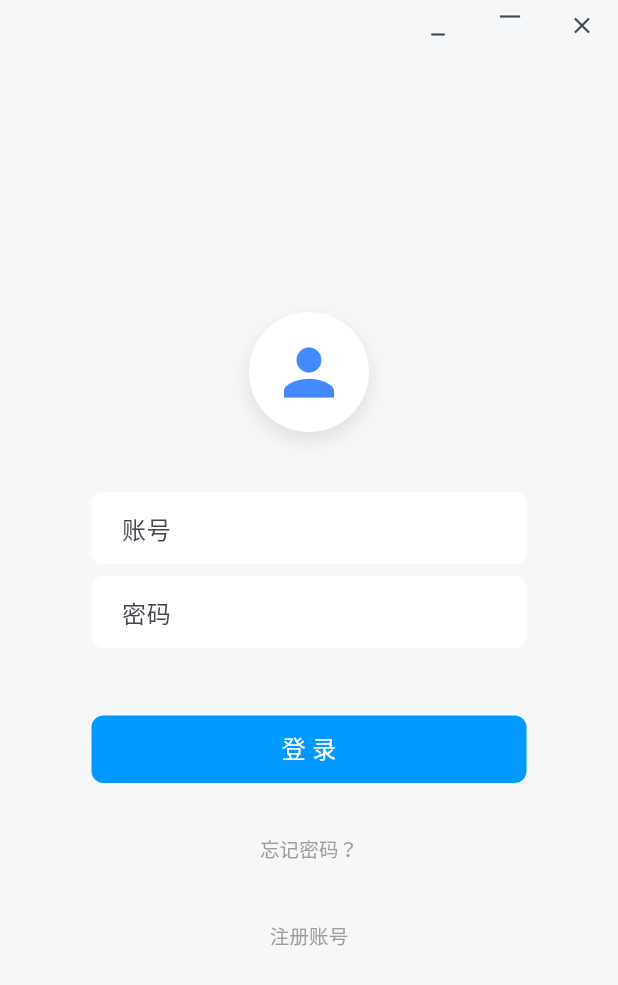
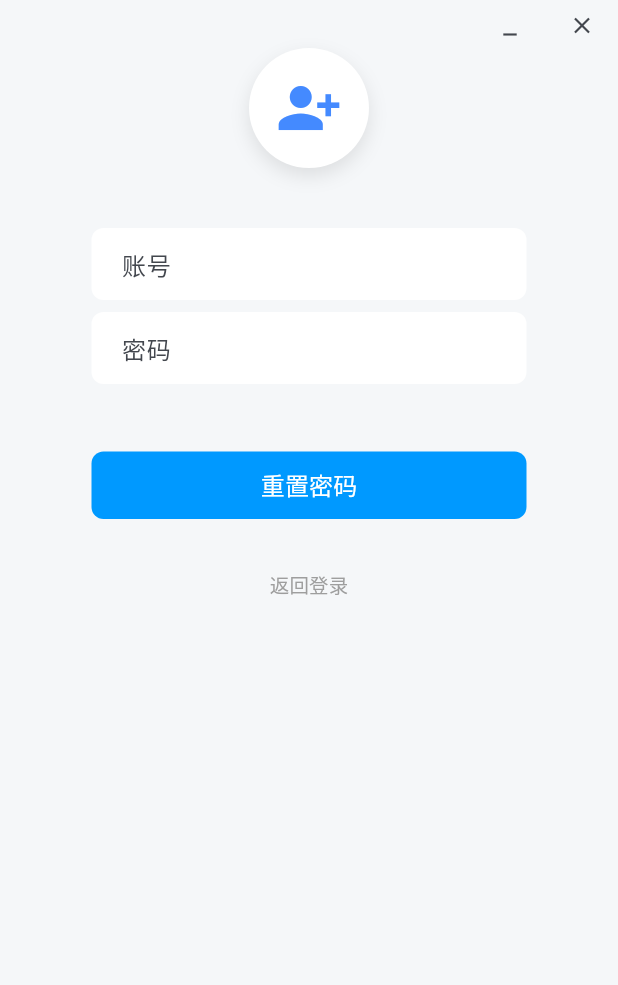
Before and after one commit to DongGuZhengHuaJi/MeetingProject, a Flutter app: the screen it shows after launch, after a tap on "忘记密码？", on a phone screen of 412 x 824 dp. Shown: the top 985 px of the screen. Run offline on Flutter 3.47's test engine with Material 3 defaults, Android fonts, the phone set to English and light mode, and no system bars; our stand-ins replace logger, web_socket; missing offline and left inert: flutter_webrtc, window_manager.

Commit message:
feat: 添加重置密码功能，支持用户通过账号重置密码

```diff
--- /dev/null
+++ b/lib/forget_pwd_page.dart
@@ -0,0 +1,239 @@
+import 'package:flutter/material.dart';
+import 'http_mgr.dart';
+import 'package:window_manager/window_manager.dart';
+
+class ForgetPwdPage extends StatefulWidget {
+  const ForgetPwdPage({super.key});
+
+  @override
+  State<ForgetPwdPage> createState() => _ForgetPwdPageState();
+}
+
+class _ForgetPwdPageState extends State<ForgetPwdPage> {
+  final TextEditingController _accountController = TextEditingController();
+  final TextEditingController _passwordController = TextEditingController();
+
+  String _tipText = "";
+  Color _tipColor = Colors.redAccent;
+  bool _isLoading = false;
+
+  Future<void> _doResetPassword() async {
+    final account = _accountController.text.trim();
+    final password = _passwordController.text.trim();
+
+    if (account.isEmpty || password.isEmpty) {
+      setState(() {
+        _tipText = '请输入账号和新密码';
+        _tipColor = Colors.redAccent;
+      });
+      return;
+    }
+
+    setState(() {
+      _isLoading = true;
+      _tipText = '正在重置密码...';
+      _tipColor = Colors.blueAccent;
+    });
+
+    final httpMgr = HttpMgr.instance();
+    try {
+      await httpMgr.resetPassword(userId: account, newPassword: password);
+      if (!mounted) return;
+      setState(() {
+        _tipText = '密码重置成功，正在返回登录页...';
+        _tipColor = Colors.green;
+      });
+      Navigator.pop(context);
+    } on ApiException catch (e) {
+      if (!mounted) return;
+      setState(() {
+        _tipText = '密码重置失败: ${e.message}';
+        _tipColor = Colors.redAccent;
+      });
+    } on Exception catch (e) {
+      if (!mounted) return;
+      setState(() {
+        _tipText = '密码重置失败: ${e.toString()}';
+        _tipColor = Colors.redAccent;
+      });
+    } finally {
+      if (mounted) {
+        setState(() {
+          _isLoading = false;
+        });
+      }
+    }
+  }
+
+  @override
+  void dispose() {
+    _accountController.dispose();
+    _passwordController.dispose();
+    super.dispose();
+  }
+
+  @override
+  Widget build(BuildContext context) {
+    return Scaffold(
+      backgroundColor: const Color(0xFFF5F7F9),
+      body: Column(
+        children: [
+          const WindowCaptionArea(),
+          Expanded(
+            child: Container(
+              constraints: const BoxConstraints(maxWidth: 350),
+              padding: const EdgeInsets.symmetric(horizontal: 30),
+              child: Column(
+                mainAxisSize: MainAxisSize.min,
+                children: [
+                  Container(
+                    width: 80,
+                    height: 80,
+                    decoration: BoxDecoration(
+                      shape: BoxShape.circle,
+                      color: Colors.white,
+                      boxShadow: [
+                        BoxShadow(
+                          color: Colors.black.withOpacity(0.1),
+                          blurRadius: 10,
+                          offset: const Offset(0, 5),
+                        ),
+                      ],
+                    ),
+                    child: const Icon(
+                      Icons.person_add_alt_1,
+                      size: 44,
+                      color: Colors.blueAccent,
+                    ),
+                  ),
+                  const SizedBox(height: 40),
+                  TextField(
+                    controller: _accountController,
+                    decoration: InputDecoration(
+                      hintText: '账号',
+                      filled: true,
+                      fillColor: Colors.white,
+                      contentPadding: const EdgeInsets.symmetric(
+                        horizontal: 16,
+                      ),
+                      border: OutlineInputBorder(
+                        borderRadius: BorderRadius.circular(8),
+                        borderSide: BorderSide.none,
+                      ),
+                    ),
+                  ),
+                  const SizedBox(height: 8),
+                  TextField(
+                    controller: _passwordController,
+                    obscureText: true,
+                    decoration: InputDecoration(
+                      hintText: '密码',
+                      filled: true,
+                      fillColor: Colors.white,
+                      contentPadding: const EdgeInsets.symmetric(
+                        horizontal: 16,
+                      ),
+                      border: OutlineInputBorder(
+                        borderRadius: BorderRadius.circular(8),
+                        borderSide: BorderSide.none,
+                      ),
+                    ),
+                  ),
+                  Align(
+                    alignment: Alignment.centerLeft,
+                    child: Padding(
+                      padding: const EdgeInsets.only(top: 8, left: 4),
+                      child: Text(
+                        _tipText,
+                        style: TextStyle(color: _tipColor, fontSize: 12),
+                      ),
+                    ),
+                  ),
+                  const SizedBox(height: 20),
+                  SizedBox(
+                    width: double.infinity,
+                    height: 45,
+                    child: ElevatedButton(
+                      onPressed: _isLoading ? null : _doResetPassword,
+                      style: ElevatedButton.styleFrom(
+                        backgroundColor: const Color(0xFF0099FF),
+                        elevation: 0,
+                        shape: RoundedRectangleBorder(
+                          borderRadius: BorderRadius.circular(8),
+                        ),
+                      ),
+                      child: _isLoading
+                          ? const SizedBox(
+                              width: 20,
+                              height: 20,
+                              child: CircularProgressIndicator(
+                                strokeWidth: 2,
+                                valueColor: AlwaysStoppedAnimation<Color>(
+                                  Colors.white,
+                                ),
+                              ),
+                            )
+                          : const Text(
+                              '重置密码',
+                              style: TextStyle(
+                                color: Colors.white,
+                                fontSize: 16,
+                              ),
+                            ),
+                    ),
+                  ),
+                  const SizedBox(height: 20),
+                  TextButton(
+                    onPressed: () => Navigator.pop(context),
+                    child: const Text(
+                      '返回登录',
+                      style: TextStyle(color: Colors.grey, fontSize: 13),
+                    ),
+                  ),
+                ],
+              ),
+            ),
+          ),
+        ],
+      ),
+    );
+  }
+}
+
+// 辅助组件：自定义窗口操作栏
+class WindowCaptionArea extends StatelessWidget {
+  const WindowCaptionArea({super.key});
+
+  @override
+  Widget build(BuildContext context) {
+    return Container(
+      height: 32, // 窗口栏高度
+      child: Stack(
+        children: [
+          // 这一层负责检测拖动
+          GestureDetector(
+            behavior: HitTestBehavior.translucent,
+            onPanStart: (details) => windowManager.startDragging(),
+            child: Container(),
+          ),
+          // 按钮层
+          Row(
+            mainAxisAlignment: MainAxisAlignment.end,
+            children: [
+              IconButton(
+                iconSize: 18,
+                icon: const Icon(Icons.minimize),
+                onPressed: () => windowManager.minimize(),
+              ),
+              IconButton(
+                iconSize: 18,
+                icon: const Icon(Icons.close),
+                onPressed: () => windowManager.close(),
+              ),
+            ],
+          ),
+        ],
+      ),
+    );
+  }
+}
--- a/lib/http_mgr.dart
+++ b/lib/http_mgr.dart
@@ -146,6 +146,15 @@ class HttpMgr {
     }
 
     return _selfName!;
+  }
+
+  Future<void> resetPassword({
+    required String userId,
+    required String newPassword,
+  }) async {
+    await _postAction(
+      'reset_password', {'from': userId, 'new_password': newPassword},
+    );
   }
 
   Future<String> updateSelfName({
--- a/lib/login_page.dart
+++ b/lib/login_page.dart
@@ -5,6 +5,7 @@ import 'http_mgr.dart';
 import 'register_page.dart';
 import 'app_env.dart';
 import 'home_page.dart';
+import 'forget_pwd_page.dart';
 
 class LoginPage extends StatefulWidget {
   const LoginPage({super.key});
@@ -217,7 +218,14 @@ class _LoginPageState extends State<LoginPage> {
                       ),
                       const SizedBox(height: 20),
                       TextButton(
-                        onPressed: () {},
+                        onPressed: () {
+                          Navigator.push(
+                            context,
+                            MaterialPageRoute(builder:
+                              (context) => const ForgetPwdPage(),
+                            ),
+                          );
+                        },
                         child: const Text(
                           "忘记密码？",
                           style: TextStyle(color: Colors.grey, fontSize: 13),
```
